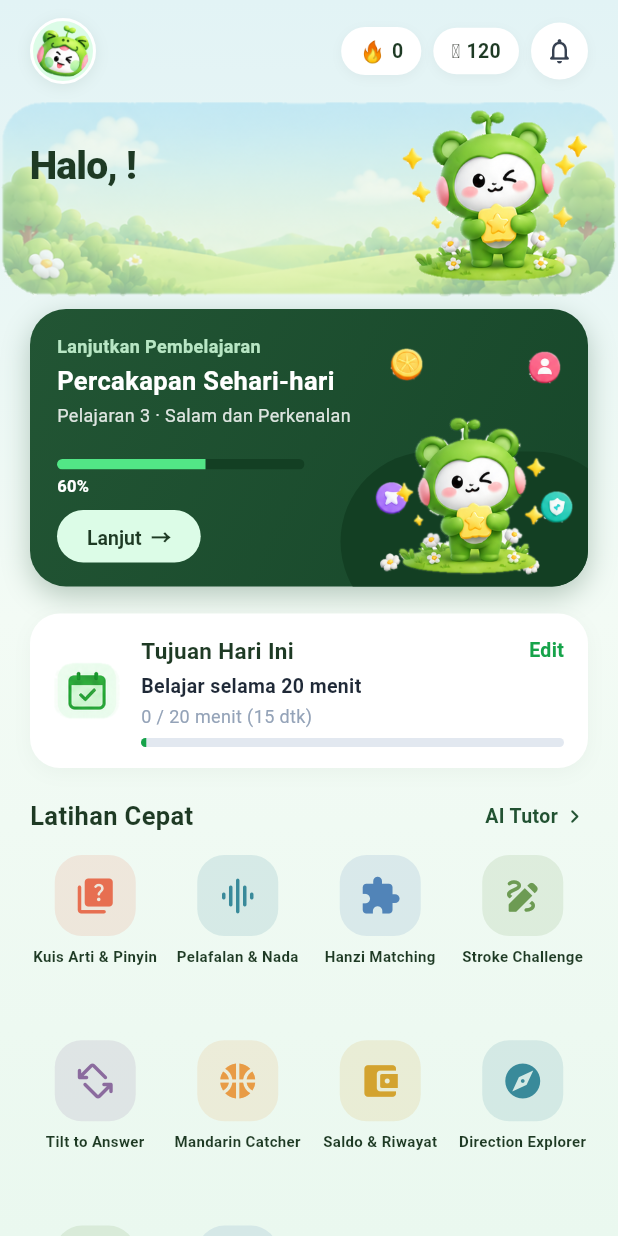
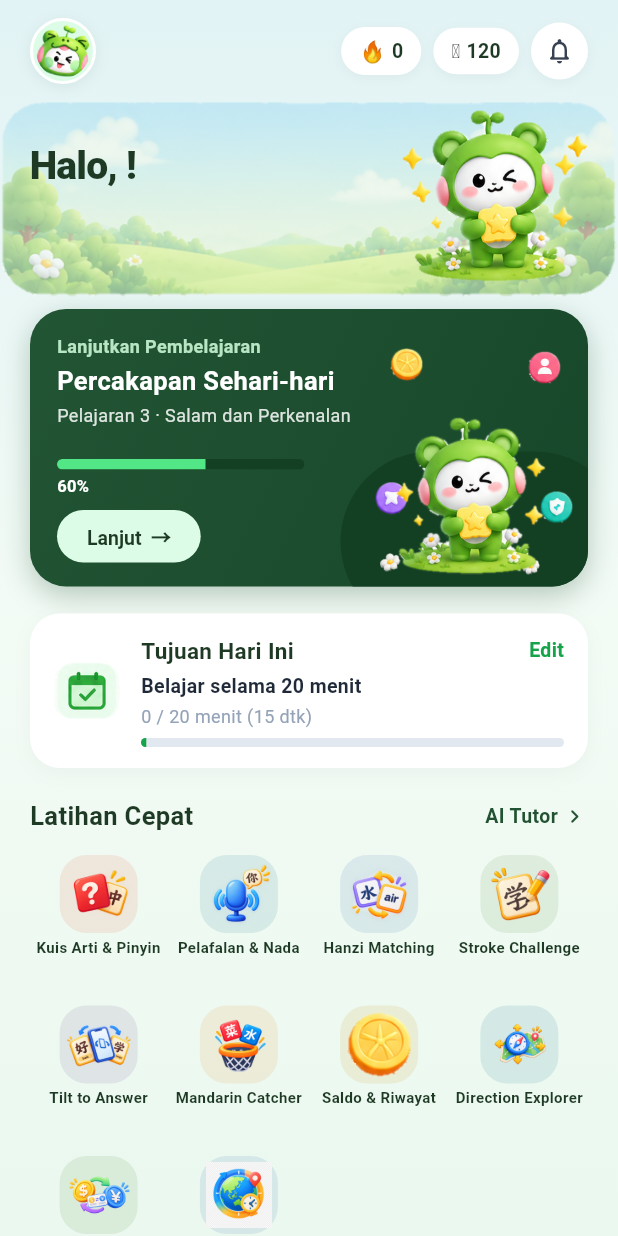
Before and after one commit to Serenalunaa8/mandarin-learning-app, a Flutter app: the HomeDashboardScreen screen opened directly with empty values, on a phone screen of 412 x 824 dp. Run offline on Flutter 3.47's test engine with Material 3 defaults, Android fonts, the phone set to English and light mode, and no system bars; our stand-ins replace flutter_local_notifications, flutter_map, flutter_tts, geolocator, image_picker, latlong2 and 8 more; accounts and stored records are empty.

Commit message:
feat : icon beranda

```diff
--- a/mandarin_learning/lib/screens/home/home_dashboard_screen.dart
+++ b/mandarin_learning/lib/screens/home/home_dashboard_screen.dart
@@ -783,12 +783,13 @@ class _HomeDashboardScreenState extends State<HomeDashboardScreen> {
                   crossAxisCount: 4,
                   shrinkWrap: true,
                   physics: const NeverScrollableScrollPhysics(),
-                  crossAxisSpacing: 8,
-                  mainAxisSpacing: 12,
-                  childAspectRatio: 0.78,
+                  crossAxisSpacing: 2,
+                  mainAxisSpacing: 4,
+                  childAspectRatio: 0.95,
                   children: [
                     _buildQuickActionItem(
-                      icon: Icons.quiz_rounded,
+                      imageAsset:
+                          'assets/image/icon_beranda/kuis_artipinyin.png',
                       color: const Color(0xFFE76F51),
                       title: 'Kuis Arti & Pinyin',
                       onTap: () => _openQuickFeature(
@@ -798,7 +799,7 @@ class _HomeDashboardScreenState extends State<HomeDashboardScreen> {
                       ),
                     ),
                     _buildQuickActionItem(
-                      icon: Icons.graphic_eq_rounded,
+                      imageAsset: 'assets/image/icon_beranda/pelafalan.png',
                       color: const Color(0xFF398A9A),
                       title: 'Pelafalan & Nada',
                       onTap: () {
@@ -823,7 +824,8 @@ class _HomeDashboardScreenState extends State<HomeDashboardScreen> {
                       },
                     ),
                     _buildQuickActionItem(
-                      icon: Icons.extension_rounded,
+                      imageAsset:
+                          'assets/image/icon_beranda/hanzi_matching.png',
                       color: const Color(0xFF5184B8),
                       title: 'Hanzi Matching',
                       onTap: () => _openQuickFeature(
@@ -833,7 +835,8 @@ class _HomeDashboardScreenState extends State<HomeDashboardScreen> {
                       ),
                     ),
                     _buildQuickActionItem(
-                      icon: Icons.draw_rounded,
+                      imageAsset:
+                          'assets/image/icon_beranda/stroke_challange.png',
                       color: const Color(0xFF6D9B53),
                       title: 'Stroke Challenge',
                       onTap: () => _openQuickFeature(
@@ -843,7 +846,8 @@ class _HomeDashboardScreenState extends State<HomeDashboardScreen> {
                       ),
                     ),
                     _buildQuickActionItem(
-                      icon: Icons.screen_rotation_alt_rounded,
+                      imageAsset:
+                          'assets/image/icon_beranda/tilt_to_answer.png',
                       color: const Color(0xFF8B6B9E),
                       title: 'Tilt to Answer',
                       onTap: () => _openQuickFeature(
@@ -853,7 +857,8 @@ class _HomeDashboardScreenState extends State<HomeDashboardScreen> {
                       ),
                     ),
                     _buildQuickActionItem(
-                      icon: Icons.sports_basketball_rounded,
+                      imageAsset:
+                          'assets/image/icon_beranda/mandarin_catcher.png',
                       color: const Color(0xFFE89B45),
                       title: 'Mandarin Catcher',
                       onTap: () => _openQuickFeature(
@@ -863,7 +868,7 @@ class _HomeDashboardScreenState extends State<HomeDashboardScreen> {
                       ),
                     ),
                     _buildQuickActionItem(
-                      icon: Icons.account_balance_wallet_rounded,
+                      imageAsset: 'assets/image/beranda/koin.png',
                       color: const Color(0xFFD3A32F),
                       title: 'Saldo & Riwayat',
                       onTap: () => _openQuickFeature(
@@ -873,7 +878,8 @@ class _HomeDashboardScreenState extends State<HomeDashboardScreen> {
                       ),
                     ),
                     _buildQuickActionItem(
-                      icon: Icons.explore_rounded,
+                      imageAsset:
+                          'assets/image/icon_beranda/direction_explorer.png',
                       color: const Color(0xFF398A9A),
                       title: 'Direction Explorer',
                       onTap: () => _openQuickFeature(
@@ -883,7 +889,8 @@ class _HomeDashboardScreenState extends State<HomeDashboardScreen> {
                       ),
                     ),
                     _buildQuickActionItem(
-                      icon: Icons.currency_exchange_rounded,
+                      imageAsset:
+                          'assets/image/icon_beranda/konversi_mata_uang.png',
                       color: const Color(0xFF6D9B53),
                       title: 'Konversi Mata Uang',
                       onTap: () => _openQuickFeature(
@@ -893,7 +900,7 @@ class _HomeDashboardScreenState extends State<HomeDashboardScreen> {
                       ),
                     ),
                     _buildQuickActionItem(
-                      icon: Icons.public_rounded,
+                      imageAsset: 'assets/image/icon_beranda/zona_waktu.png',
                       color: const Color(0xFF5184B8),
                       title: 'Zona Waktu Dunia',
                       onTap: () => _openQuickFeature(
@@ -942,7 +949,7 @@ class _HomeDashboardScreenState extends State<HomeDashboardScreen> {
   }
 
   Widget _buildQuickActionItem({
-    required IconData icon,
+    required String imageAsset,
     required Color color,
     required String title,
     required VoidCallback onTap,
@@ -954,15 +961,18 @@ class _HomeDashboardScreenState extends State<HomeDashboardScreen> {
         mainAxisSize: MainAxisSize.min,
         children: [
           Container(
-            width: 54,
-            height: 54,
+            width: 52,
+            height: 52,
             decoration: BoxDecoration(
               color: color.withValues(alpha: 0.14),
               borderRadius: BorderRadius.circular(18),
             ),
-            child: Icon(icon, size: 28, color: color),
+            child: Padding(
+              padding: const EdgeInsets.all(4),
+              child: Image.asset(imageAsset, fit: BoxFit.contain),
+            ),
           ),
-          const SizedBox(height: 6),
+          const SizedBox(height: 2),
           Text(
             title,
             textAlign: TextAlign.center,
--- a/mandarin_learning/pubspec.yaml
+++ b/mandarin_learning/pubspec.yaml
@@ -88,6 +88,7 @@ flutter:
     - assets/image/games/
     - assets/image/register/
     - assets/image/beranda/
+    - assets/image/icon_beranda/
     - assets/image/background/
 
   # An image asset can refer to one or more resolution-specific "variants", see
```
Also changed, not shown: mandarin_learning/assets/image/icon_beranda/direction_explorer.png (added), mandarin_learning/assets/image/icon_beranda/hanzi_matching.png (added), mandarin_learning/assets/image/icon_beranda/konversi_mata_uang.png (added), mandarin_learning/assets/image/icon_beranda/kuis_artipinyin.png (added), mandarin_learning/assets/image/icon_beranda/mandarin_catcher.png (added), mandarin_learning/assets/image/icon_beranda/pelafalan.png (added), mandarin_learning/assets/image/icon_beranda/stroke_challange.png (added), mandarin_learning/assets/image/icon_beranda/tilt_to_answer.png (added), mandarin_learning/assets/image/icon_beranda/zona_waktu.png (added).
